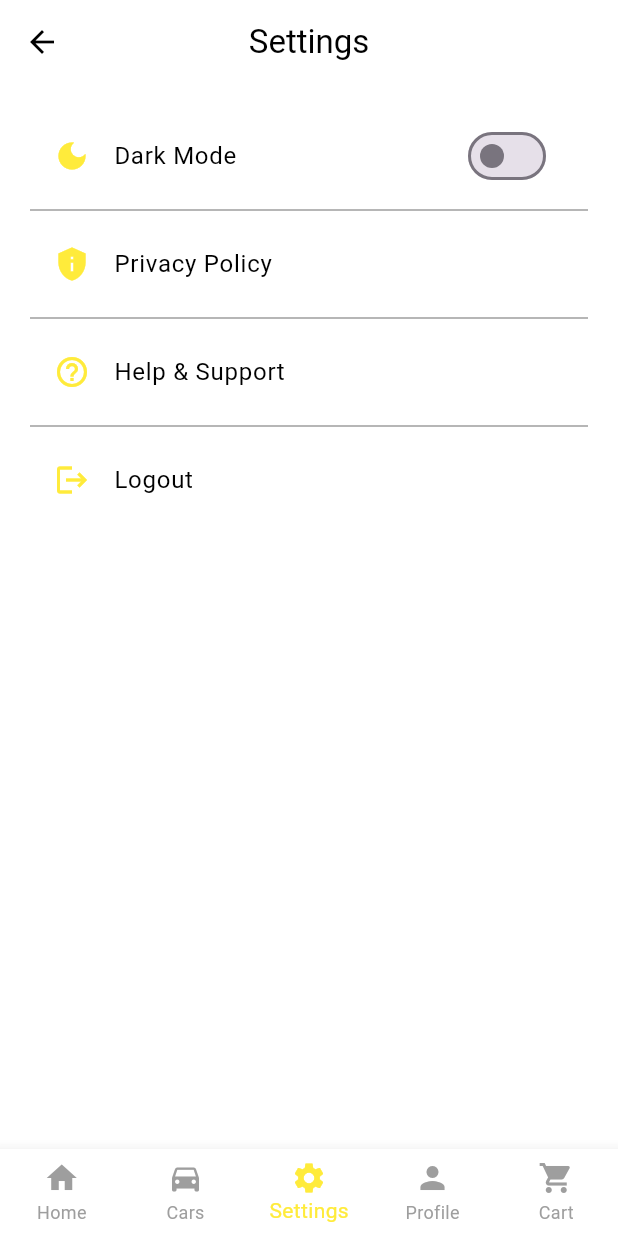
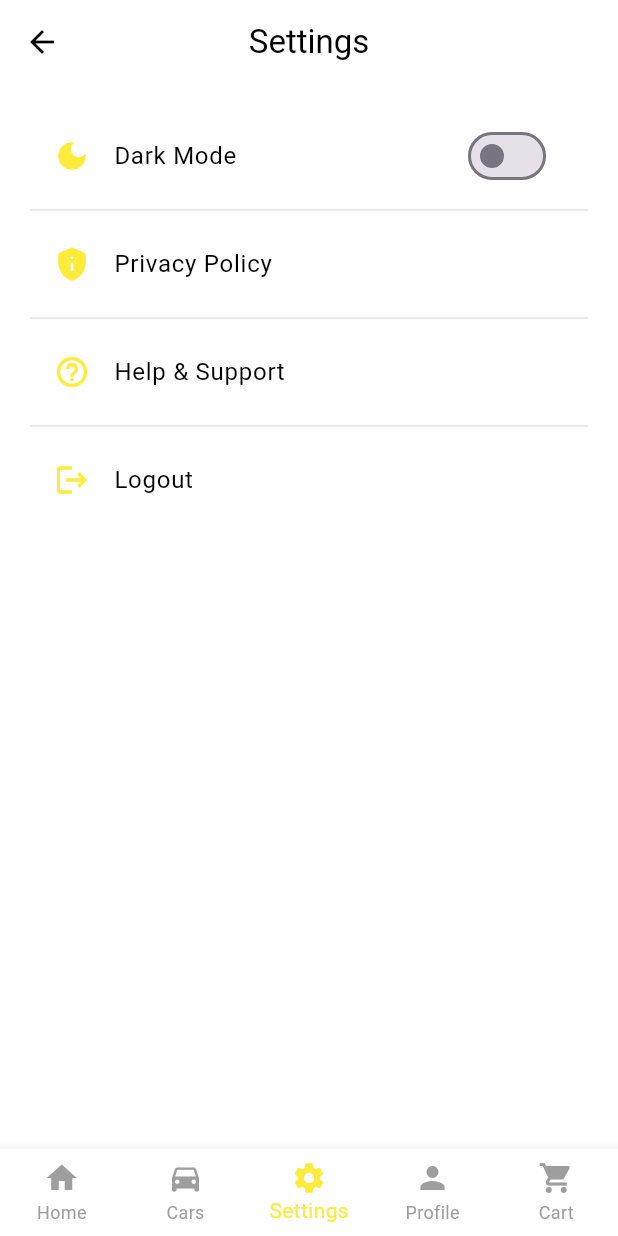
Before and after one commit to Govindh07/PIT_STOP, a Flutter app: the screen it shows once a user with an empty profile is signed in, item 3 of the bottom bar chosen, on a phone screen of 412 x 824 dp. Run offline on Flutter 3.47's test engine with Material 3 defaults, Android fonts, the phone set to English and light mode, and no system bars; our stand-ins replace carousel_slider, cloud_firestore, firebase_auth, firebase_core, shared_preferences; accounts and stored records are empty; network calls fail.

Commit message:
Pit Stop

```diff
--- a/lib/main.dart
+++ b/lib/main.dart
@@ -1,14 +1,12 @@
-import 'package:flutter/material.dart';
-import 'package:provider/provider.dart';
-import 'package:shared_preferences/shared_preferences.dart';
+import 'package:android_studio/Pit_Stop/screens/starting_page.dart';
 import 'package:android_studio/Pit_Stop/screens/home_page.dart';
-import 'package:android_studio/Pit_Stop/screens/starting_page.dart';
 import 'package:android_studio/Pit_Stop/provider/favourite_provider.dart';
 import 'package:android_studio/Pit_Stop/provider/history_provider.dart';
 import 'package:android_studio/Pit_Stop/provider/theme_provider.dart';
 import 'package:firebase_core/firebase_core.dart';
 import 'package:firebase_auth/firebase_auth.dart';
-
+import 'package:flutter/material.dart';
+import 'package:provider/provider.dart';
 import 'firebase_options.dart';
 
 void main() async {
@@ -17,15 +15,16 @@ void main() async {
     options: DefaultFirebaseOptions.currentPlatform,
   );
 
+  // ✅ Preload theme from SharedPreferences
   final themeProvider = ThemeProvider();
-  await themeProvider.loadTheme(); // wait for shared prefs to load
+  await themeProvider.loadTheme(); // this must exist in ThemeProvider
 
   runApp(
     MultiProvider(
       providers: [
         ChangeNotifierProvider(create: (_) => FavoritesProvider()),
         ChangeNotifierProvider(create: (_) => HistoryProvider()),
-        ChangeNotifierProvider<ThemeProvider>.value(value: themeProvider), // use preloaded instance
+        ChangeNotifierProvider<ThemeProvider>.value(value: themeProvider), // use preloaded provider
       ],
       child: const MyApp(),
     ),
@@ -47,7 +46,10 @@ class MyApp extends StatelessWidget {
         scaffoldBackgroundColor: Colors.white,
         appBarTheme: const AppBarTheme(backgroundColor: Colors.white),
         textTheme: const TextTheme(bodyLarge: TextStyle(color: Colors.black)),
-        dividerColor: Colors.grey,
+        dividerColor: Colors.grey[300],
+        bottomNavigationBarTheme: const BottomNavigationBarThemeData(
+          backgroundColor: Colors.white,
+        ),
       ),
       darkTheme: ThemeData(
         brightness: Brightness.dark,
@@ -55,6 +57,9 @@ class MyApp extends StatelessWidget {
         appBarTheme: const AppBarTheme(backgroundColor: Colors.black),
         textTheme: const TextTheme(bodyLarge: TextStyle(color: Colors.white)),
         dividerColor: Colors.grey,
+        bottomNavigationBarTheme: const BottomNavigationBarThemeData(
+          backgroundColor: Colors.black,
+        ),
       ),
       home: StreamBuilder<User?>(
         stream: FirebaseAuth.instance.authStateChanges(),
```
